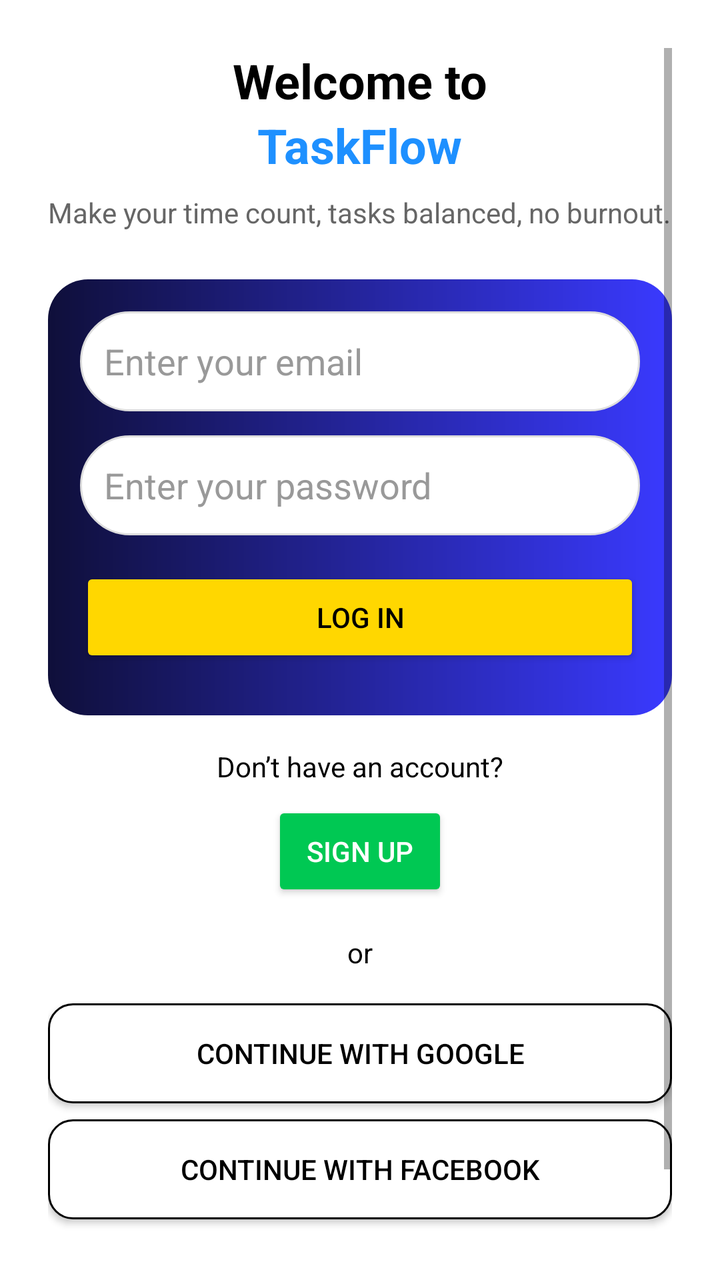
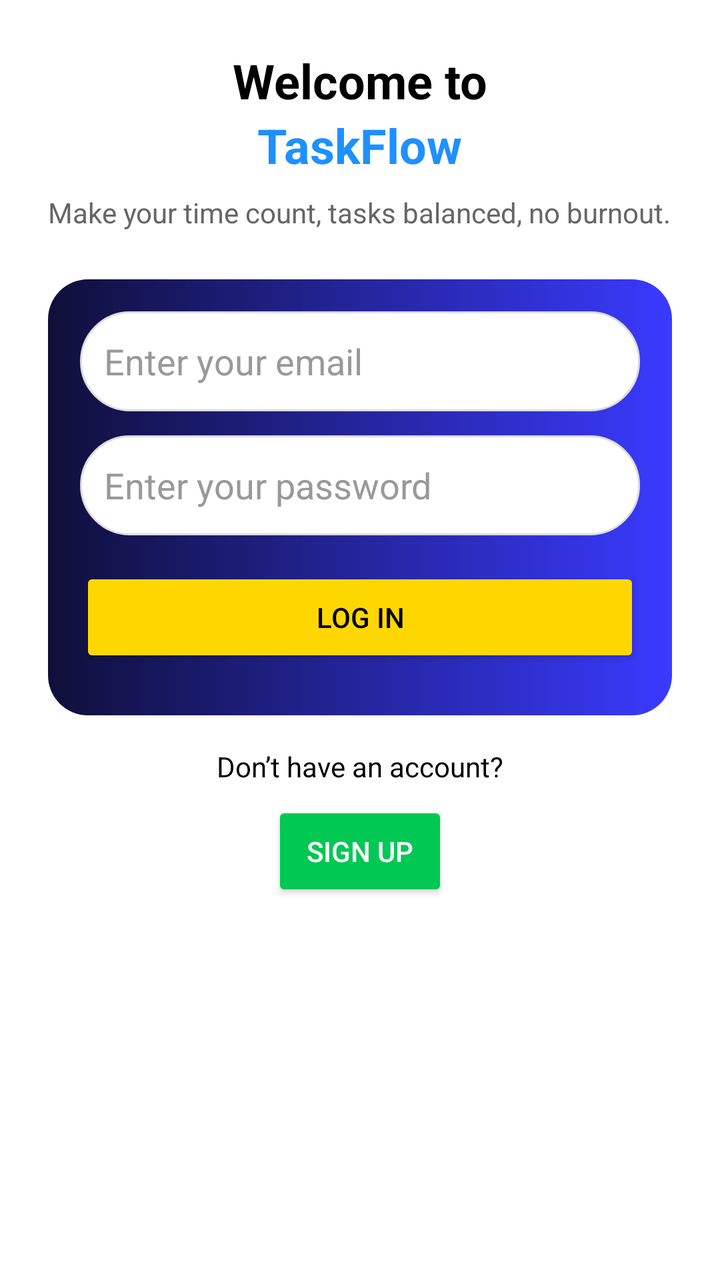

Screens rendered from an Android XML layout before and after an edit, with the pre-edit source and the edit as a unified diff.
<!-- AndroidManifest.xml: application theme Theme.Prototype -->
<!-- res/layout/login.xml -->
<?xml version="1.0" encoding="utf-8"?>
<androidx.constraintlayout.widget.ConstraintLayout xmlns:android="http://schemas.android.com/apk/res/android"
    android:layout_width="match_parent"
    android:layout_height="match_parent">

    <ScrollView
        android:layout_width="match_parent"
        android:layout_height="match_parent"
        android:padding="24dp"
        android:background="#FFFFFF">

        <LinearLayout
            android:layout_width="match_parent"
            android:layout_height="wrap_content"
            android:orientation="vertical"
            android:gravity="center_horizontal">

            
            <TextView
                android:layout_width="wrap_content"
                android:layout_height="wrap_content"
                android:text="Welcome to"
                android:textSize="24sp"
                android:textStyle="bold"
                android:textColor="#000000"/>

            <TextView
                android:layout_width="wrap_content"
                android:layout_height="wrap_content"
                android:text="TaskFlow"
                android:textSize="24sp"
                android:textStyle="bold"
                android:textColor="#1E90FF"
                android:layout_marginBottom="8dp"/>

            
            <TextView
                android:layout_width="wrap_content"
                android:layout_height="wrap_content"
                android:text="Make your time count, tasks balanced, no burnout."
                android:textSize="14sp"
                android:textColor="#666666"
                android:gravity="center"
                android:layout_marginBottom="24dp"/>

            
            <LinearLayout
                android:layout_width="match_parent"
                android:layout_height="wrap_content"
                android:orientation="vertical"
                android:padding="16dp"
                android:background="@drawable/login_gradient"
                android:layout_marginBottom="16dp"
                android:gravity="center">

                
                <EditText
                    android:id="@+id/etEmail"
                    android:layout_width="match_parent"
                    android:layout_height="50dp"
                    android:hint="Enter your email"
                    android:background="@drawable/input_bg"
                    android:padding="12dp"
                    android:inputType="textEmailAddress"
                    android:textColor="#000000"
                    android:textColorHint="#999999"
                    android:layout_marginBottom="12dp"
                    android:autofillHints="emailAddress"/>

                
                <EditText
                    android:id="@+id/etPassword"
                    android:layout_width="match_parent"
                    android:layout_height="50dp"
                    android:hint="Enter your password"
                    android:background="@drawable/input_bg"
                    android:padding="12dp"
                    android:inputType="textPassword"
                    android:textColor="#000000"
                    android:textColorHint="#999999"
                    android:layout_marginBottom="16dp"
                    android:autofillHints="password"/>

                
                <Button
                    android:id="@+id/btnLogin"
                    android:layout_width="match_parent"
                    android:layout_height="50dp"
                    android:text="Log In"
                    android:textColor="#000000"
                    android:backgroundTint="#FFD700"
                    android:layout_marginBottom="8dp"/>
            </LinearLayout>

            
            <TextView
                android:layout_width="wrap_content"
                android:layout_height="wrap_content"
                android:text="Don’t have an account?"
                android:textSize="14sp"
                android:textColor="#000000"
                android:layout_marginBottom="8dp"/>

            <Button
                android:id="@+id/btnSignUp"
                android:layout_width="wrap_content"
                android:layout_height="50dp"
                android:text="Sign up"
                android:textColor="#FFFFFF"
                android:backgroundTint="#00C853"
                android:layout_marginBottom="16dp"/>

            
            <TextView
                android:layout_width="wrap_content"
                android:layout_height="wrap_content"
                android:text="or"
                android:textSize="14sp"
                android:textColor="#000000"
                android:layout_marginBottom="16dp"/>

            
            <Button
                android:layout_width="match_parent"
                android:layout_height="50dp"
                android:text="Continue with Google"
                android:textColor="#000000"
                android:background="@drawable/outline_button"
                android:layout_marginBottom="8dp"/>

            <Button
                android:layout_width="match_parent"
                android:layout_height="50dp"
                android:text="Continue with Facebook"
                android:textColor="#000000"
                android:background="@drawable/outline_button"
                android:layout_marginBottom="8dp"/>

            <Button
                android:layout_width="match_parent"
                android:layout_height="50dp"
                android:text="Continue with Instagram"
                android:textColor="#000000"
                android:background="@drawable/outline_button"
                android:layout_marginBottom="8dp"/>

        </LinearLayout>
    </ScrollView>

</androidx.constraintlayout.widget.ConstraintLayout>
<!-- resources referenced by this layout -->
<resources>
  <!-- drawable input_bg (drawable) -->
  <?xml version="1.0" encoding="utf-8"?>
  <shape xmlns:android="http://schemas.android.com/apk/res/android">
      <solid android:color="#FFFFFF"/>
      <corners android:radius="25dp"/>
      <stroke android:width="1dp" android:color="#DDDDDD"/>
  </shape>
  <!-- drawable login_gradient (drawable) -->
  <?xml version="1.0" encoding="utf-8"?>
  <shape xmlns:android="http://schemas.android.com/apk/res/android">
      <gradient
          android:startColor="#0F0F3A"
          android:endColor="#3A3AFF"
          android:angle="0"/>
      <corners android:radius="20dp"/>
  </shape>
  <!-- drawable outline_button (drawable) -->
  <?xml version="1.0" encoding="utf-8"?>
  <shape xmlns:android="http://schemas.android.com/apk/res/android">
      <solid android:color="#FFFFFF"/>
      <stroke android:width="1dp" android:color="#000000"/>
      <corners android:radius="12dp"/>
  </shape>
  <style name="Theme.Prototype" parent="Theme.MaterialComponents.DayNight.DarkActionBar">
          
          <item name="colorPrimary">@color/purple_500</item>
          <item name="colorPrimaryVariant">@color/purple_700</item>
          <item name="colorOnPrimary">@color/white</item>
          
          <item name="colorSecondary">@color/teal_200</item>
          <item name="colorSecondaryVariant">@color/teal_700</item>
          <item name="colorOnSecondary">@color/black</item>
          
          <item name="android:statusBarColor">?attr/colorPrimaryVariant</item>
          
      </style>
  <color name="purple_500">#FF6200EE</color>
  <color name="purple_700">#FF3700B3</color>
  <color name="white">#FFFFFFFF</color>
  <color name="teal_200">#FF03DAC5</color>
  <color name="teal_700">#FF018786</color>
  <color name="black">#FF000000</color>
</resources>

<!-- the commit's change to res/layout/login.xml (unified diff, before → after) -->
@@ -111,38 +111,8 @@
                 android:layout_marginBottom="16dp"/>
 
             
-            <TextView
-                android:layout_width="wrap_content"
-                android:layout_height="wrap_content"
-                android:text="or"
-                android:textSize="14sp"
-                android:textColor="#000000"
-                android:layout_marginBottom="16dp"/>
 
             
-            <Button
-                android:layout_width="match_parent"
-                android:layout_height="50dp"
-                android:text="Continue with Google"
-                android:textColor="#000000"
-                android:background="@drawable/outline_button"
-                android:layout_marginBottom="8dp"/>
-
-            <Button
-                android:layout_width="match_parent"
-                android:layout_height="50dp"
-                android:text="Continue with Facebook"
-                android:textColor="#000000"
-                android:background="@drawable/outline_button"
-                android:layout_marginBottom="8dp"/>
-
-            <Button
-                android:layout_width="match_parent"
-                android:layout_height="50dp"
-                android:text="Continue with Instagram"
-                android:textColor="#000000"
-                android:background="@drawable/outline_button"
-                android:layout_marginBottom="8dp"/>
 
         </LinearLayout>
     </ScrollView>
<!-- resource entries referenced after the edit -->
@@ -16,31 +16,10 @@
           android:angle="0"/>
       <corners android:radius="20dp"/>
   </shape>
-  <!-- drawable outline_button (drawable) -->
-  <?xml version="1.0" encoding="utf-8"?>
-  <shape xmlns:android="http://schemas.android.com/apk/res/android">
-      <solid android:color="#FFFFFF"/>
-      <stroke android:width="1dp" android:color="#000000"/>
-      <corners android:radius="12dp"/>
-  </shape>
-  <style name="Theme.Prototype" parent="Theme.MaterialComponents.DayNight.DarkActionBar">
-          
-          <item name="colorPrimary">@color/purple_500</item>
-          <item name="colorPrimaryVariant">@color/purple_700</item>
-          <item name="colorOnPrimary">@color/white</item>
-          
-          <item name="colorSecondary">@color/teal_200</item>
-          <item name="colorSecondaryVariant">@color/teal_700</item>
-          <item name="colorOnSecondary">@color/black</item>
-          
-          <item name="android:statusBarColor">?attr/colorPrimaryVariant</item>
-          
-      </style>
-  <color name="purple_500">#FF6200EE</color>
-  <color name="purple_700">#FF3700B3</color>
-  <color name="white">#FFFFFFFF</color>
-  <color name="teal_200">#FF03DAC5</color>
-  <color name="teal_700">#FF018786</color>
-  <color name="black">#FF000000</color>
+  <style name="Theme.Prototype" parent="Base.Theme.Prototype" />
+  <style name="Base.Theme.Prototype" parent="Theme.MaterialComponents.DayNight.NoActionBar">
+      
+      
+    </style>
 </resources>
 
